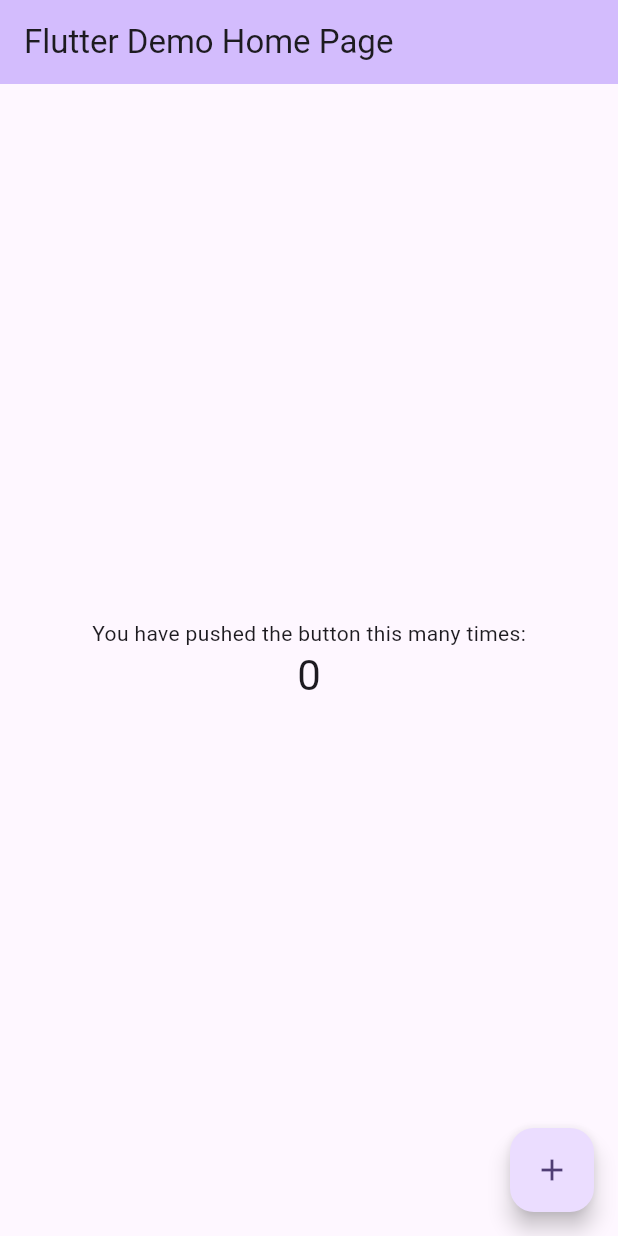
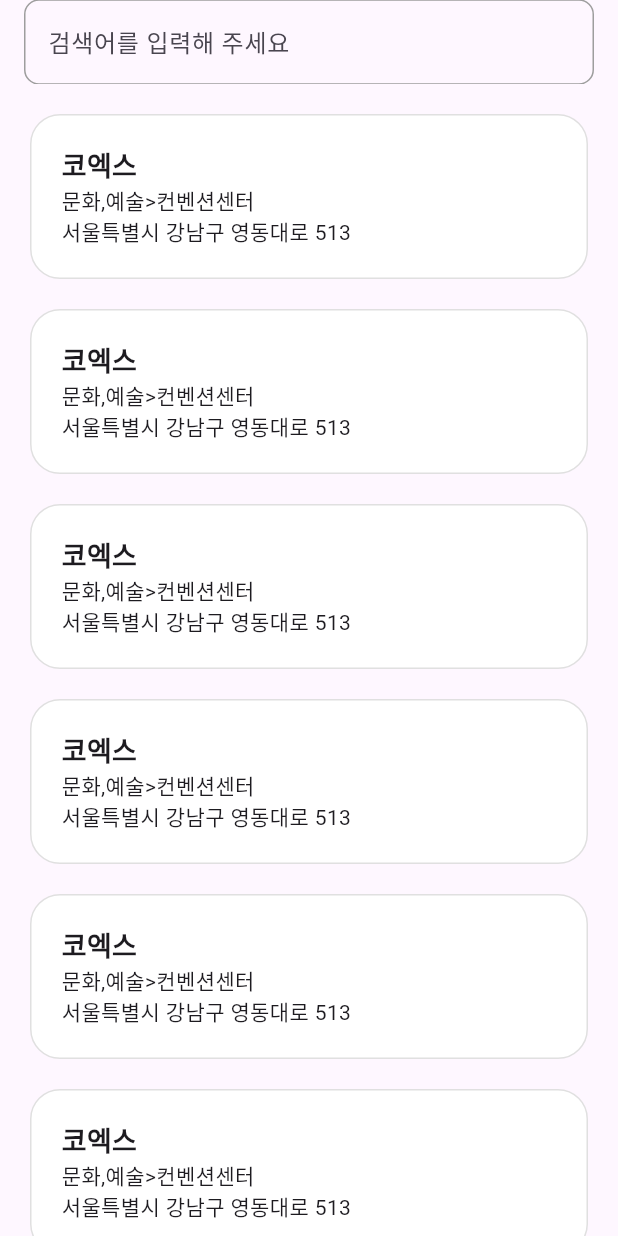
Before and after one commit to this-is-spartaa/flutter_local_search, a Flutter app: the screen it shows after launch, on a phone screen of 412 x 824 dp. Run offline on Flutter 3.47's test engine with Material 3 defaults, Android fonts, the light colour scheme and no system bars.

Commit message:
feat: add HomePage

```diff
--- a/lib/main.dart
+++ b/lib/main.dart
@@ -1,4 +1,5 @@
 import 'package:flutter/material.dart';
+import 'package:flutter_local_search/ui/home/home_page.dart';
 
 void main() {
   runApp(const MyApp());
@@ -11,115 +12,7 @@
   @override
   Widget build(BuildContext context) {
     return MaterialApp(
-      title: 'Flutter Demo',
-      theme: ThemeData(
-        // This is the theme of your application.
-        //
-        // TRY THIS: Try running your application with "flutter run". You'll see
-        // the application has a purple toolbar. Then, without quitting the app,
-        // try changing the seedColor in the colorScheme below to Colors.green
-        // and then invoke "hot reload" (save your changes or press the "hot
-        // reload" button in a Flutter-supported IDE, or press "r" if you used
-        // the command line to start the app).
-        //
-        // Notice that the counter didn't reset back to zero; the application
-        // state is not lost during the reload. To reset the state, use hot
-        // restart instead.
-        //
-        // This works for code too, not just values: Most code changes can be
-        // tested with just a hot reload.
-        colorScheme: ColorScheme.fromSeed(seedColor: Colors.deepPurple),
-        useMaterial3: true,
-      ),
-      home: const MyHomePage(title: 'Flutter Demo Home Page'),
+      home: HomePage(),
     );
   }
 }
-
-class MyHomePage extends StatefulWidget {
-  const MyHomePage({super.key, required this.title});
-
-  // This widget is the home page of your application. It is stateful, meaning
-  // that it has a State object (defined below) that contains fields that affect
-  // how it looks.
-
-  // This class is the configuration for the state. It holds the values (in this
-  // case the title) provided by the parent (in this case the App widget) and
-  // used by the build method of the State. Fields in a Widget subclass are
-  // always marked "final".
-
-  final String title;
-
-  @override
-  State<MyHomePage> createState() => _MyHomePageState();
-}
-
-class _MyHomePageState extends State<MyHomePage> {
-  int _counter = 0;
-
-  void _incrementCounter() {
-    setState(() {
-      // This call to setState tells the Flutter framework that something has
-      // changed in this State, which causes it to rerun the build method below
-      // so that the display can reflect the updated values. If we changed
-      // _counter without calling setState(), then the build method would not be
-      // called again, and so nothing would appear to happen.
-      _counter++;
-    });
-  }
-
-  @override
-  Widget build(BuildContext context) {
-    // This method is rerun every time setState is called, for instance as done
-    // by the _incrementCounter method above.
-    //
-    // The Flutter framework has been optimized to make rerunning build methods
-    // fast, so that you can just rebuild anything that needs updating rather
-    // than having to individually change instances of widgets.
-    return Scaffold(
-      appBar: AppBar(
-        // TRY THIS: Try changing the color here to a specific color (to
-        // Colors.amber, perhaps?) and trigger a hot reload to see the AppBar
-        // change color while the other colors stay the same.
-        backgroundColor: Theme.of(context).colorScheme.inversePrimary,
-        // Here we take the value from the MyHomePage object that was created by
-        // the App.build method, and use it to set our appbar title.
-        title: Text(widget.title),
-      ),
-      body: Center(
-        // Center is a layout widget. It takes a single child and positions it
-        // in the middle of the parent.
-        child: Column(
-          // Column is also a layout widget. It takes a list of children and
-          // arranges them vertically. By default, it sizes itself to fit its
-          // children horizontally, and tries to be as tall as its parent.
-          //
-          // Column has various properties to control how it sizes itself and
-          // how it positions its children. Here we use mainAxisAlignment to
-          // center the children vertically; the main axis here is the vertical
-          // axis because Columns are vertical (the cross axis would be
-          // horizontal).
-          //
-          // TRY THIS: Invoke "debug painting" (choose the "Toggle Debug Paint"
-          // action in the IDE, or press "p" in the console), to see the
-          // wireframe for each widget.
-          mainAxisAlignment: MainAxisAlignment.center,
-          children: <Widget>[
-            const Text(
-              'You have pushed the button this many times:',
-            ),
-            Text(
-              '$_counter',
-              style: Theme.of(context).textTheme.headlineMedium,
-            ),
-          ],
-        ),
-      ),
-      floatingActionButton: FloatingActionButton(
-        onPressed: _incrementCounter,
-        tooltip: 'Increment',
-        child: const Icon(Icons.add),
-      ), // This trailing comma makes auto-formatting nicer for build methods.
-    );
-  }
-}
--- /dev/null
+++ b/lib/ui/home/home_page.dart
@@ -0,0 +1,76 @@
+import 'package:flutter/material.dart';
+
+class HomePage extends StatelessWidget {
+  @override
+  Widget build(BuildContext context) {
+    return GestureDetector(
+      onTap: () {
+        FocusScope.of(context).unfocus();
+      },
+      child: Scaffold(
+        appBar: AppBar(
+          title: TextField(
+            maxLines: 1,
+            onSubmitted: (value) {
+              // TODO 검색하기
+            },
+            decoration: InputDecoration(
+              hintText: '검색어를 입력해 주세요',
+              border: MaterialStateOutlineInputBorder.resolveWith(
+                (states) {
+                  if (states.contains(WidgetState.focused)) {
+                    return OutlineInputBorder(
+                      borderRadius: BorderRadius.circular(10),
+                      borderSide: BorderSide(color: Colors.black),
+                    );
+                  }
+                  return OutlineInputBorder(
+                    borderRadius: BorderRadius.circular(10),
+                    borderSide: BorderSide(color: Colors.grey),
+                  );
+                },
+              ),
+            ),
+          ),
+        ),
+        body: ListView.separated(
+          padding: EdgeInsets.all(20),
+          itemCount: 10, // TODO data binding
+          separatorBuilder: (context, index) => SizedBox(height: 20),
+          itemBuilder: (context, index) {
+            // TODO data binding
+            return GestureDetector(
+              onTap: () {
+                // TODO DetailPage
+              },
+              child: Container(
+                decoration: BoxDecoration(
+                  color: Colors.white,
+                  border: Border.all(
+                    color: Colors.grey[300]!,
+                  ),
+                  borderRadius: BorderRadius.circular(20),
+                ),
+                padding: EdgeInsets.all(20),
+                child: Column(
+                  crossAxisAlignment: CrossAxisAlignment.start,
+                  children: [
+                    Text(
+                      '코엑스',
+                      style: TextStyle(
+                        fontSize: 18,
+                        fontWeight: FontWeight.bold,
+                      ),
+                    ),
+                    Text('문화,예술>컨벤션센터'),
+                    Text('서울특별시 강남구 영동대로 513'),
+                  ],
+                ),
+              ),
+            );
+          },
+        ),
+      ),
+    );
+  }
+}
```
